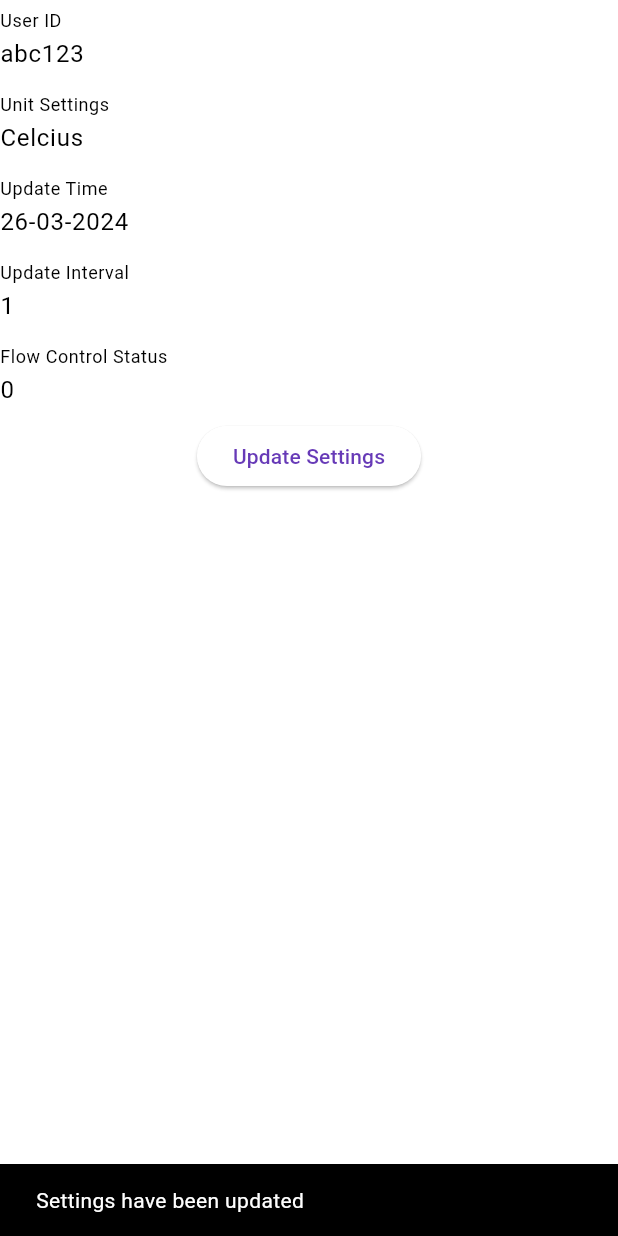
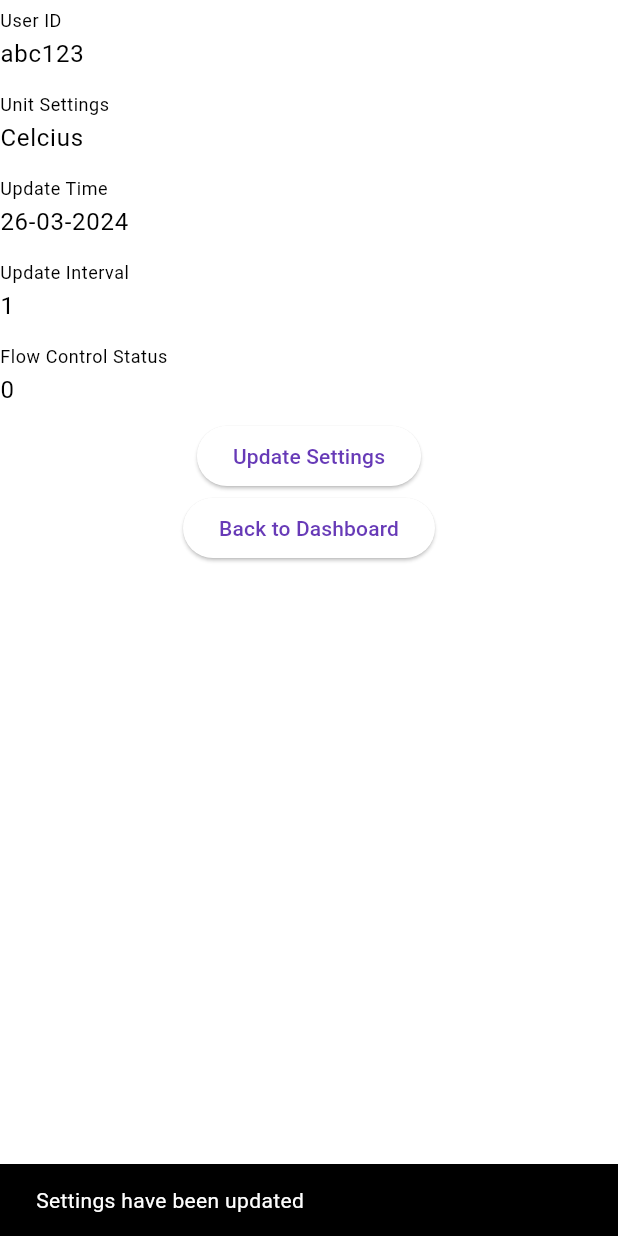
Before and after one commit to min20120907/flutter_water, a Flutter app: the SettingsView screen opened directly, after a tap on "Update Settings", on a phone screen of 412 x 824 dp. Run offline on Flutter 3.47's test engine with Material 3 defaults, Android fonts, the phone set to English and light mode, and no system bars; network calls fail.

Commit message:
add home button

```diff
--- a/lib/main.dart
+++ b/lib/main.dart
@@ -90,19 +90,18 @@
 class SettingsView extends StatelessWidget {
   @override
   Widget build(BuildContext context) {
-    //SettingsProvider settingsProvider =
-    //    Provider.of<SettingsProvider>(context, listen: false);
-    //
-    //SettingsData settingsData =
-    //    Provider.of<DashboardProvider>(context, listen: false).settingsData;
+    SettingsProvider settingsProvider =
+        Provider.of<SettingsProvider>(context, listen: false);
+
     // Initialize the controller with the current settings
-    final settingsData = SettingsData(
+    SettingsData settingsData = SettingsData(
       userId: 'abc123',
       unitSettings: 'Celcius',
       updateTime: '26-03-2024',
       updateInterval: '1',
       flowControlStatus: 0,
     );
+    // settingsData = Provider.of<DashboardProvider>(context, listen: false).settingsData;
     TextEditingController userIdController =
         TextEditingController(text: settingsData.userId);
     TextEditingController unitSettingsController =
@@ -151,13 +150,13 @@
           ElevatedButton(
             child: const Text('Update Settings'),
             onPressed: () {
-              // settingsProvider.updateSettings(
-              //   userIdController.text,
-              //   unitSettingsController.text,
-              //   updateTimeController.text,
-              //   updateIntervalController.text,
-              //   int.parse(flowControlStatusController.text),
-              // );
+              settingsProvider.updateSettings(
+                userIdController.text,
+                unitSettingsController.text,
+                updateTimeController.text,
+                updateIntervalController.text,
+                int.parse(flowControlStatusController.text),
+              );
               // show text that the settings have been updated
               ScaffoldMessenger.of(context).showSnackBar(
                 const SnackBar(
@@ -166,6 +165,9 @@
               );
             },
           ),
+          ElevatedButton(onPressed: (){
+            Navigator.pop(context);
+          }, child: const Text('Back to Dashboard'))
         ],
       ),
     ));
```
